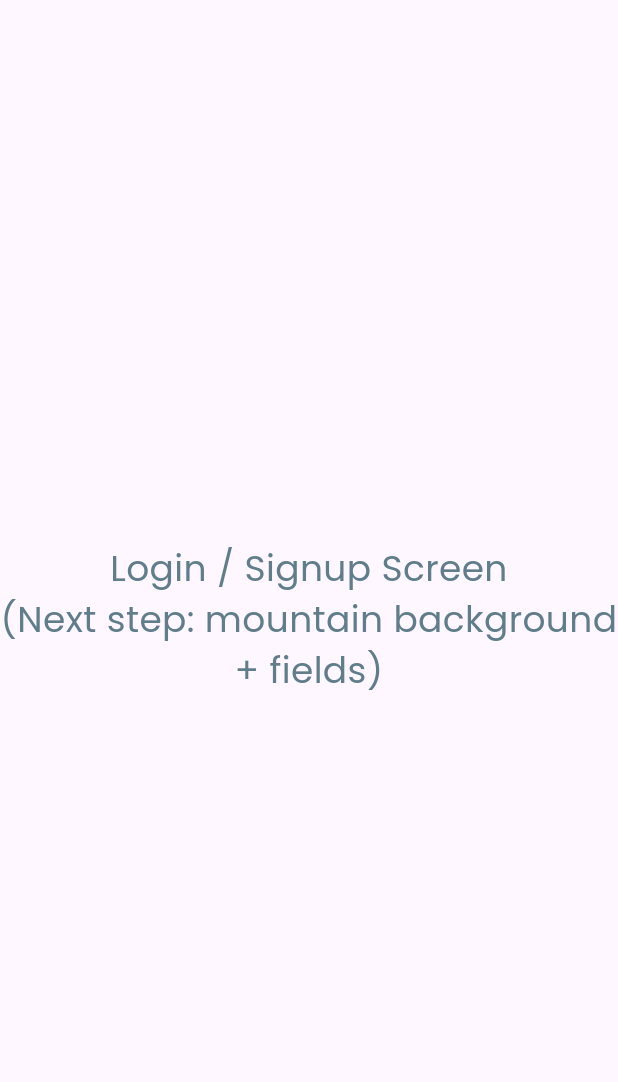
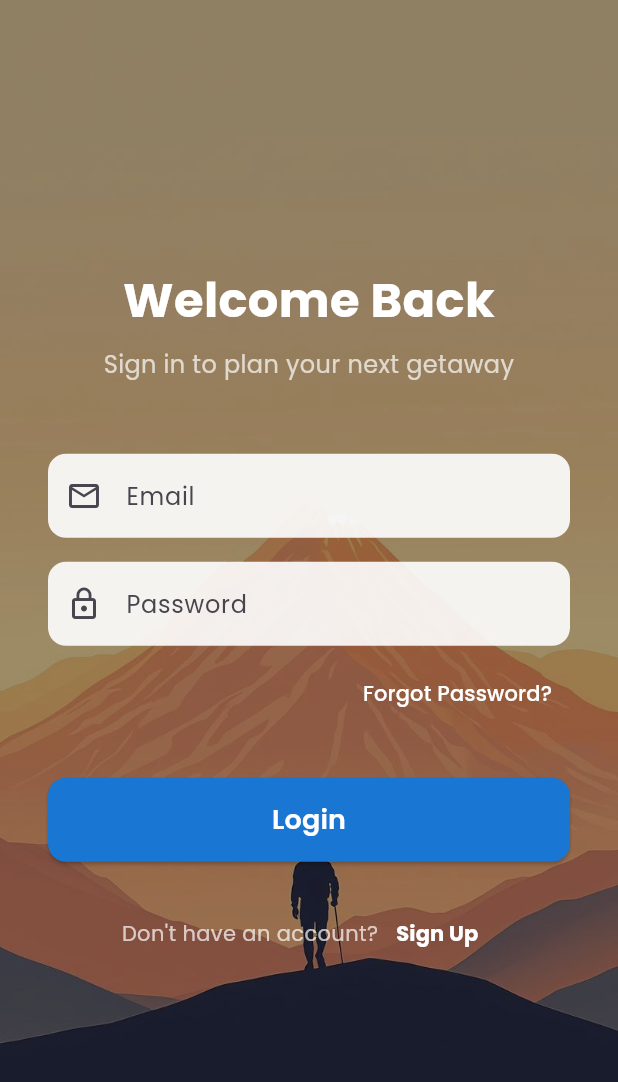
Before and after one commit to Farid-Ziade/GetaWay, a Flutter app: the LoginScreen screen opened directly, on a phone screen of 412 x 824 dp. Shown: the top 1082 px of the screen. Run offline on Flutter 3.47's test engine with Material 3 defaults, Android fonts, the phone set to English and light mode, and no system bars; our stand-ins replace google_fonts.

Commit message:
feat: Add login screen and implement navigation from splash screen

```diff
--- a/lib/main.dart
+++ b/lib/main.dart
@@ -2,6 +2,7 @@ import 'package:flutter/material.dart';
 import 'dart:async';
 import 'dart:math'; // for Random shuffle
 import 'package:google_fonts/google_fonts.dart';
+import 'screens/login_screen.dart';
 
 void main() {
   runApp(const MyApp());
@@ -19,7 +20,13 @@ class MyApp extends StatelessWidget {
         primarySwatch: Colors.blue,
         textTheme: GoogleFonts.poppinsTextTheme(),
       ),
-      home: const SplashScreen(),
+      initialRoute: '/splash',
+      routes: {
+        '/splash': (context) => const SplashScreen(),
+        '/login': (context) => const LoginScreen(),
+        // Add more routes later (e.g., permission, map, chat)
+        // '/permission': (context) => const PermissionScreen(),
+      },
     );
   }
 }
@@ -43,32 +50,49 @@ class _SplashScreenState extends State<SplashScreen> {
     "Finding your next retreat...",
   ];
 
-  late List<String> shuffledTexts; // randomized order
+  late List<String> shuffledTexts;
   int currentTextIndex = 0;
   Timer? _timer;
+  bool _isPreloaded = false; // track if image is preloaded
 
   @override
   void initState() {
     super.initState();
 
-    // Shuffle once per app launch
     shuffledTexts = List.from(baseLoadingTexts)..shuffle(Random());
 
-    // Change text every 2 seconds
-    _timer = Timer.periodic(const Duration(seconds: 2), (timer) {
-      setState(() {
-        currentTextIndex = (currentTextIndex + 1) % shuffledTexts.length;
-      });
+    _timer = Timer.periodic(const Duration(milliseconds: 1500), (timer) {
+      if (mounted) {
+        setState(() {
+          currentTextIndex = (currentTextIndex + 1) % shuffledTexts.length;
+        });
+      }
     });
 
-    // Move to login screen after 8 seconds
-    Timer(const Duration(seconds: 8), () {
+    // Navigate after 5 seconds
+    Timer(const Duration(seconds: 5), () {
       _timer?.cancel();
-      Navigator.pushReplacement(
+      if (mounted) {
+        Navigator.pushReplacementNamed(context, '/login');
+      }
+    });
+  }
+
+  @override
+  void didChangeDependencies() {
+    super.didChangeDependencies();
+
+    // Safe place to use context for inherited widgets (MediaQuery, etc.)
+    if (!_isPreloaded) {
+      _isPreloaded = true;
+      precacheImage(
+        const AssetImage('assets/images/Login.png'),
         context,
-        MaterialPageRoute(builder: (context) => const LoginScreen()),
+        onError: (e, s) {
+          debugPrint('Preload failed: $e');
+        },
       );
-    });
+    }
   }
 
   @override
@@ -85,15 +109,12 @@ class _SplashScreenState extends State<SplashScreen> {
         child: Column(
           mainAxisAlignment: MainAxisAlignment.center,
           children: [
-            // No logo here anymore
-
-            // Rotating quote – centered and prominent
             Padding(
               padding: const EdgeInsets.symmetric(horizontal: 32.0),
               child: Text(
                 shuffledTexts[currentTextIndex],
                 style: GoogleFonts.poppins(
-                  fontSize: 24, // slightly larger
+                  fontSize: 24,
                   fontWeight: FontWeight.w600,
                   color: Colors.blue[800],
                   height: 1.4,
@@ -101,10 +122,7 @@ class _SplashScreenState extends State<SplashScreen> {
                 textAlign: TextAlign.center,
               ),
             ),
-
             const SizedBox(height: 60),
-
-            // Loading spinner
             const CircularProgressIndicator(
               valueColor: AlwaysStoppedAnimation<Color>(Colors.blue),
               strokeWidth: 5,
@@ -115,21 +133,3 @@ class _SplashScreenState extends State<SplashScreen> {
     );
   }
 }
-
-// Placeholder for next screen
-class LoginScreen extends StatelessWidget {
-  const LoginScreen({super.key});
-
-  @override
-  Widget build(BuildContext context) {
-    return Scaffold(
-      body: Center(
-        child: Text(
-          'Login / Signup Screen\n(Next step: mountain background + fields)',
-          style: GoogleFonts.poppins(fontSize: 24, color: Colors.blueGrey),
-          textAlign: TextAlign.center,
-        ),
-      ),
-    );
-  }
-}
--- /dev/null
+++ b/lib/screens/login_screen.dart
@@ -0,0 +1,226 @@
+import 'package:flutter/material.dart';
+import 'package:google_fonts/google_fonts.dart';
+
+class LoginScreen extends StatefulWidget {
+  const LoginScreen({super.key});
+
+  @override
+  State<LoginScreen> createState() => _LoginScreenState();
+}
+
+class _LoginScreenState extends State<LoginScreen> {
+  bool _isLogin = true; // toggle Login / Signup
+  final _emailController = TextEditingController();
+  final _passwordController = TextEditingController();
+  final _confirmPasswordController = TextEditingController();
+
+  @override
+  void dispose() {
+    _emailController.dispose();
+    _passwordController.dispose();
+    _confirmPasswordController.dispose();
+    super.dispose();
+  }
+
+  void _handleForgotPassword() {
+    // Placeholder for now – later: Firebase auth.sendPasswordResetEmail
+    ScaffoldMessenger.of(context).showSnackBar(
+      SnackBar(
+        content: Text(
+          'Password reset link sent to ${_emailController.text.isEmpty ? "your email" : _emailController.text}',
+          style: GoogleFonts.poppins(),
+        ),
+        duration: const Duration(seconds: 4),
+      ),
+    );
+  }
+
+  @override
+  Widget build(BuildContext context) {
+    return Scaffold(
+      body: Stack(
+        children: [
+          // Full-screen mountain background
+          Container(
+            decoration: const BoxDecoration(
+              image: DecorationImage(
+                image: AssetImage('assets/images/Login.png'),
+                fit: BoxFit.cover,
+                colorFilter: ColorFilter.mode(
+                  Colors.black38, // subtle darken for text readability
+                  BlendMode.darken,
+                ),
+              ),
+            ),
+          ),
+
+          SafeArea(
+            child: Padding(
+              padding: const EdgeInsets.symmetric(horizontal: 32.0),
+              child: Column(
+                mainAxisAlignment: MainAxisAlignment.center,
+                crossAxisAlignment: CrossAxisAlignment.stretch,
+                children: [
+                  // Title
+                  Text(
+                    _isLogin ? 'Welcome Back' : 'Create Account',
+                    style: GoogleFonts.poppins(
+                      fontSize: 32,
+                      fontWeight: FontWeight.bold,
+                      color: Colors.white,
+                    ),
+                    textAlign: TextAlign.center,
+                  ),
+                  const SizedBox(height: 8),
+                  Text(
+                    _isLogin
+                        ? 'Sign in to plan your next getaway'
+                        : 'Join and discover weekend escapes',
+                    style: GoogleFonts.poppins(
+                      fontSize: 16,
+                      color: Colors.white70,
+                    ),
+                    textAlign: TextAlign.center,
+                  ),
+                  const SizedBox(height: 48),
+
+                  // Email field
+                  TextField(
+                    controller: _emailController,
+                    keyboardType: TextInputType.emailAddress,
+                    decoration: InputDecoration(
+                      filled: true,
+                      fillColor: Colors.white.withOpacity(0.9),
+                      hintText: 'Email',
+                      prefixIcon: const Icon(Icons.email_outlined),
+                      border: OutlineInputBorder(
+                        borderRadius: BorderRadius.circular(12),
+                        borderSide: BorderSide.none,
+                      ),
+                    ),
+                  ),
+                  const SizedBox(height: 16),
+
+                  // Password field
+                  TextField(
+                    controller: _passwordController,
+                    obscureText: true,
+                    decoration: InputDecoration(
+                      filled: true,
+                      fillColor: Colors.white.withValues(alpha: 0.9),
+                      hintText: 'Password',
+                      prefixIcon: const Icon(Icons.lock_outline),
+                      border: OutlineInputBorder(
+                        borderRadius: BorderRadius.circular(12),
+                        borderSide: BorderSide.none,
+                      ),
+                    ),
+                  ),
+                  const SizedBox(height: 8),
+
+                  // Forgot Password link (only in Login mode)
+                  if (_isLogin)
+                    Align(
+                      alignment: Alignment.centerRight,
+                      child: TextButton(
+                        onPressed: _handleForgotPassword,
+                        child: Text(
+                          'Forgot Password?',
+                          style: GoogleFonts.poppins(
+                            color: Colors.white,
+                            fontWeight: FontWeight.w500,
+                          ),
+                        ),
+                      ),
+                    ),
+
+                  // Confirm password (Signup mode only)
+                  AnimatedOpacity(
+                    opacity: _isLogin ? 0.0 : 1.0,
+                    duration: const Duration(milliseconds: 300),
+                    child: _isLogin
+                        ? const SizedBox.shrink()
+                        : Padding(
+                            padding: const EdgeInsets.only(top: 8.0),
+                            child: TextField(
+                              controller: _confirmPasswordController,
+                              obscureText: true,
+                              decoration: InputDecoration(
+                                filled: true,
+                                fillColor: Colors.white.withOpacity(0.9),
+                                hintText: 'Confirm Password',
+                                prefixIcon: const Icon(Icons.lock_outline),
+                                border: OutlineInputBorder(
+                                  borderRadius: BorderRadius.circular(12),
+                                  borderSide: BorderSide.none,
+                                ),
+                              ),
+                            ),
+                          ),
+                  ),
+
+                  const SizedBox(height: 32),
+
+                  // Main action button
+                  SizedBox(
+                    width: double.infinity,
+                    height: 56,
+                    child: ElevatedButton(
+                      onPressed: () {
+                        // TODO: Firebase auth call here later
+                        // Placeholder: navigate forward
+                        Navigator.pushReplacementNamed(context, '/permission');
+                      },
+                      style: ElevatedButton.styleFrom(
+                        backgroundColor: Colors.blue[700],
+                        shape: RoundedRectangleBorder(
+                          borderRadius: BorderRadius.circular(12),
+                        ),
+                      ),
+                      child: Text(
+                        _isLogin ? 'Login' : 'Sign Up',
+                        style: GoogleFonts.poppins(
+                          fontSize: 18,
+                          fontWeight: FontWeight.w600,
+                          color: Colors.white,
+                        ),
+                      ),
+                    ),
+                  ),
+                  const SizedBox(height: 24),
+
+                  // Toggle Login/Signup
+                  Row(
+                    mainAxisAlignment: MainAxisAlignment.center,
+                    children: [
+                      Text(
+                        _isLogin
+                            ? "Don't have an account?"
+                            : 'Already have an account?',
+                        style: GoogleFonts.poppins(color: Colors.white70),
+                      ),
+                      TextButton(
+                        onPressed: () {
+                          setState(() {
+                            _isLogin = !_isLogin;
+                          });
+                        },
+                        child: Text(
+                          _isLogin ? 'Sign Up' : 'Login',
+                          style: GoogleFonts.poppins(
+                            color: Colors.white,
+                            fontWeight: FontWeight.bold,
+                          ),
+                        ),
+                      ),
+                    ],
+                  ),
+                ],
+              ),
+            ),
+          ),
+        ],
+      ),
+    );
+  }
+}
--- a/pubspec.yaml
+++ b/pubspec.yaml
@@ -13,6 +13,9 @@ dependencies:
 
   cupertino_icons: ^1.0.8
   google_fonts: ^6.0.0 # or latest version from pub.dev
+  firebase_core: ^3.0.0
+  firebase_auth: ^5.0.0
+  google_sign_in: ^6.2.0 # for Google Sign-In
 
 dev_dependencies:
   flutter_test:
```
Also changed, not shown: pubspec.lock.
